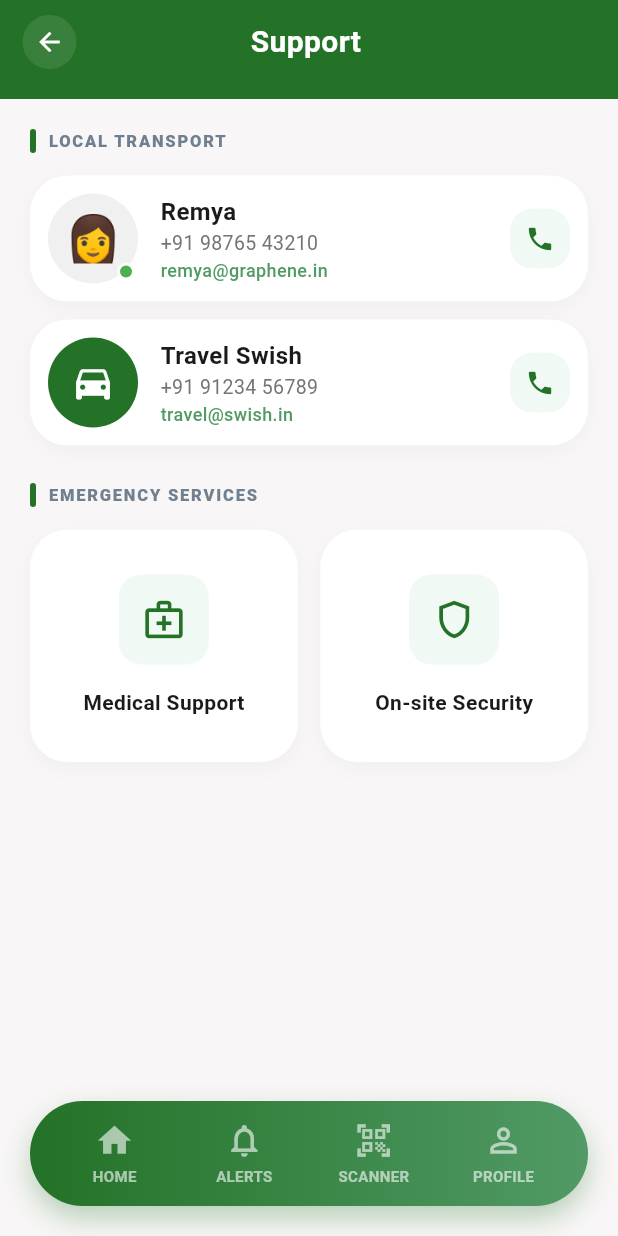
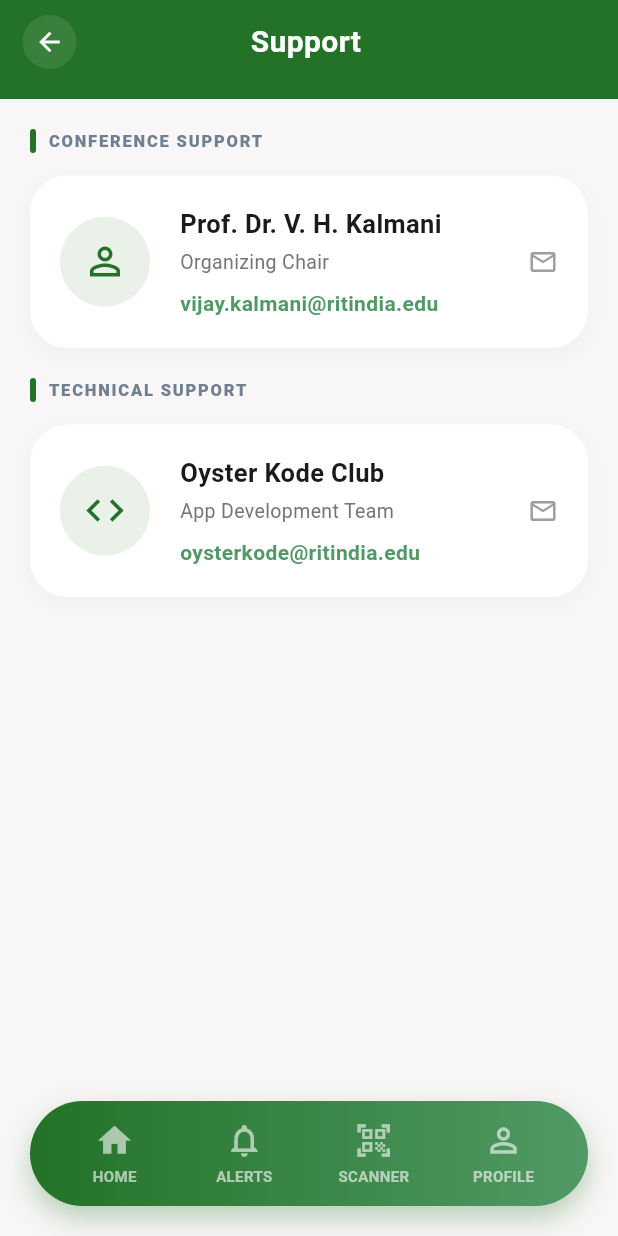
Before and after one commit to OystersKode/ConferenceApp, a Flutter app: the SupportScreen screen opened by its route, on a phone screen of 412 x 824 dp. Run offline on Flutter 3.47's test engine with Material 3 defaults, Android fonts, the phone set to English and light mode, and no system bars; our stand-ins replace cached_network_image, cloud_firestore, firebase_auth, firebase_core, go_router, image_picker and 1 more; missing offline and left inert: cloudinary_public; accounts and stored records are empty.

Commit message:
Logo Icon Support

```diff
--- a/lib/features/dashboard/widgets/header.dart
+++ b/lib/features/dashboard/widgets/header.dart
@@ -65,10 +65,7 @@ class DashboardHeader extends StatelessWidget {
                           letterSpacing: 1.1,
                         ),
                       ),
-                      IconButton(
-                        icon: const Icon(Icons.search, color: Colors.white, size: 28),
-                        onPressed: () {},
-                      ),
+                      const SizedBox(width: 48), // Placeholder to keep the title centered
                     ],
                   ),
                 ),
--- a/lib/screens/event_details/event_details_screen.dart
+++ b/lib/screens/event_details/event_details_screen.dart
@@ -84,7 +84,7 @@ class EventDetailsScreen extends StatelessWidget {
                                 Icon(Icons.calendar_today, color: Colors.white.withOpacity(0.7), size: 14),
                                 const SizedBox(width: 8),
                                 Text(
-                                  '27th & 28th March, 2026 • Pune, India',
+                                  '27th & 28th March, 2026 • Sangli, India',
                                   style: TextStyle(
                                     color: Colors.white.withOpacity(0.9),
                                     fontSize: 14,
--- a/lib/screens/feedback/feedback_screen.dart
+++ b/lib/screens/feedback/feedback_screen.dart
@@ -383,7 +383,7 @@ class _FeedbackScreenState extends State<FeedbackScreen> {
               Icon(Icons.calendar_today, color: Colors.white.withOpacity(0.7), size: 14),
               const SizedBox(width: 8),
               Text(
-                '27th & 28th March, 2026 • Pune, India',
+                '27th & 28th March, 2026 • Sangli, India',
                 style: TextStyle(
                   color: Colors.white.withOpacity(0.9),
                   fontSize: 14,
--- a/lib/screens/participants/participants_screen.dart
+++ b/lib/screens/participants/participants_screen.dart
@@ -158,7 +158,7 @@ class _ParticipantsScreenState extends State<ParticipantsScreen> {
               Icon(Icons.calendar_today, color: Colors.white.withOpacity(0.7), size: 14),
               const SizedBox(width: 8),
               Text(
-                '27th & 28th March, 2026 • Pune, India',
+                '27th & 28th March, 2026 • Sangli, India',
                 style: TextStyle(
                   color: Colors.white.withOpacity(0.9),
                   fontSize: 14,
--- a/lib/screens/schedule/schedule_screen.dart
+++ b/lib/screens/schedule/schedule_screen.dart
@@ -167,7 +167,7 @@ class _ScheduleScreenState extends State<ScheduleScreen> {
               Icon(Icons.calendar_today, color: Colors.white.withOpacity(0.7), size: 14),
               const SizedBox(width: 8),
               Text(
-                '27th & 28th March, 2026 • Pune, India',
+                '27th & 28th March, 2026 • Sangli, India',
                 style: TextStyle(
                   color: Colors.white.withOpacity(0.9),
                   fontSize: 14,
@@ -498,14 +498,10 @@ class _ScheduleScreenState extends State<ScheduleScreen> {
   Widget _buildFeaturedTracksHeader() {
     return Row(
       mainAxisAlignment: MainAxisAlignment.spaceBetween,
-      children: [
-        const Text(
+      children: const [
+        Text(
           'Featured Tracks',
           style: TextStyle(fontSize: 22, fontWeight: FontWeight.w900, color: Color(0xFF1A1A1A)),
-        ),
-        TextButton(
-          onPressed: () {},
-          child: const Text('View All', style: TextStyle(color: AppColors.primary, fontWeight: FontWeight.bold)),
         ),
       ],
     );
--- a/lib/screens/sponsors/sponsors_screen.dart
+++ b/lib/screens/sponsors/sponsors_screen.dart
@@ -118,7 +118,7 @@ class SponsorsScreen extends StatelessWidget {
               Icon(Icons.calendar_today, color: Colors.white.withOpacity(0.7), size: 14),
               const SizedBox(width: 8),
               Text(
-                '27th & 28th March, 2026 • Pune, India',
+                '27th & 28th March, 2026 • Sangli, India',
                 style: TextStyle(
                   color: Colors.white.withOpacity(0.9),
                   fontSize: 14,
--- a/lib/screens/support/support_screen.dart
+++ b/lib/screens/support/support_screen.dart
@@ -7,13 +7,13 @@ import '../../widgets/bottom_navbar.dart';
 class SupportScreen extends StatelessWidget {
   const SupportScreen({super.key});
 
-  Future<void> _makeCall(String phoneNumber) async {
-    final Uri launchUri = Uri(
-      scheme: 'tel',
-      path: phoneNumber,
+  Future<void> _launchEmail(String email) async {
+    final Uri emailLaunchUri = Uri(
+      scheme: 'mailto',
+      path: email,
     );
-    if (await canLaunchUrl(launchUri)) {
-      await launchUrl(launchUri);
+    if (await canLaunchUrl(emailLaunchUri)) {
+      await launchUrl(emailLaunchUri);
     }
   }
 
@@ -28,43 +28,24 @@ class SupportScreen extends StatelessWidget {
             child: ListView(
               padding: const EdgeInsets.symmetric(horizontal: 20, vertical: 20),
               children: [
-                _buildSectionHeader('LOCAL TRANSPORT'),
+                _buildSectionHeader('CONFERENCE SUPPORT'),
                 const SizedBox(height: 15),
-                _buildContactCard(
-                  name: 'Remya',
-                  phone: '+91 98765 43210',
-                  email: 'remya@graphene.in',
-                  avatar: '👩',
-                  isOnline: true,
-                  onCall: () => _makeCall('+919876543210'),
+                _buildSupportCard(
+                  name: 'Prof. Dr. V. H. Kalmani',
+                  email: 'vijay.kalmani@ritindia.edu',
+                  role: 'Organizing Chair',
+                  icon: Icons.person_outline,
+                  onTap: () => _launchEmail('vijay.kalmani@ritindia.edu'),
                 ),
-                const SizedBox(height: 12),
-                _buildContactCard(
-                  name: 'Travel Swish',
-                  phone: '+91 91234 56789',
-                  email: 'travel@swish.in',
-                  icon: Icons.directions_car,
-                  onCall: () => _makeCall('+919123456789'),
-                ),
-                const SizedBox(height: 25),
-                _buildSectionHeader('EMERGENCY SERVICES'),
+                const SizedBox(height: 20),
+                _buildSectionHeader('TECHNICAL SUPPORT'),
                 const SizedBox(height: 15),
-                Row(
-                  children: [
-                    Expanded(
-                      child: _buildSquareServiceCard(
-                        title: 'Medical Support',
-                        icon: Icons.medical_services_outlined,
-                      ),
-                    ),
-                    const SizedBox(width: 15),
-                    Expanded(
-                      child: _buildSquareServiceCard(
-                        title: 'On-site Security',
-                        icon: Icons.shield_outlined,
-                      ),
-                    ),
-                  ],
+                _buildSupportCard(
+                  name: 'Oyster Kode Club',
+                  email: 'oysterkode@ritindia.edu',
+                  role: 'App Development Team',
+                  icon: Icons.code,
+                  onTap: () => _launchEmail('oysterkode@ritindia.edu'),
                 ),
                 const SizedBox(height: 100),
               ],
@@ -142,17 +123,17 @@ class SupportScreen extends StatelessWidget {
     );
   }
 
-  Widget _buildContactCard({
+  Widget _buildSupportCard({
     required String name,
-    required String phone,
     required String email,
-    String? avatar,
-    IconData? icon,
-    bool isOnline = false,
-    required VoidCallback onCall,
+    required String role,
+    required IconData icon,
+    required VoidCallback onTap,
   }) {
-    return Container(
-      padding: const EdgeInsets.all(12),
+    return GestureDetector(
+      onTap: onTap,
+      child: Container(
+        padding: const EdgeInsets.all(20),
         decoration: BoxDecoration(
           color: Colors.white,
           borderRadius: BorderRadius.circular(25),
@@ -166,38 +147,15 @@ class SupportScreen extends StatelessWidget {
         ),
         child: Row(
           children: [
-          Stack(
-            children: [
             Container(
-                width: 60,
-                height: 60,
+              padding: const EdgeInsets.all(15),
               decoration: BoxDecoration(
-                  color: icon != null ? AppColors.primary : const Color(0xFFF0F0F0),
+                color: AppColors.primary.withOpacity(0.1),
                 shape: BoxShape.circle,
               ),
-                child: Center(
-                  child: avatar != null
-                      ? Text(avatar, style: const TextStyle(fontSize: 30))
-                      : Icon(icon, color: Colors.white, size: 30),
+              child: Icon(icon, color: AppColors.primary, size: 30),
             ),
-              ),
-              if (isOnline)
-                Positioned(
-                  right: 2,
-                  bottom: 2,
-                  child: Container(
-                    width: 12,
-                    height: 12,
-                    decoration: BoxDecoration(
-                      color: Colors.green,
-                      shape: BoxShape.circle,
-                      border: Border.all(color: Colors.white, width: 2),
-                    ),
-                  ),
-                ),
-            ],
-          ),
-          const SizedBox(width: 15),
+            const SizedBox(width: 20),
             Expanded(
               child: Column(
                 crossAxisAlignment: CrossAxisAlignment.start,
@@ -206,78 +164,33 @@ class SupportScreen extends StatelessWidget {
                     name,
                     style: const TextStyle(
                       fontWeight: FontWeight.bold,
-                    fontSize: 16,
+                      fontSize: 17,
                       color: Color(0xFF1A1A1A),
                     ),
                   ),
+                  const SizedBox(height: 4),
                   Text(
-                  phone,
+                    role,
                     style: TextStyle(
                       color: Colors.grey.shade600,
                       fontSize: 13,
                     ),
                   ),
+                  const SizedBox(height: 8),
                   Text(
                     email,
                     style: const TextStyle(
                       color: AppColors.secondary,
-                    fontSize: 12,
-                    fontWeight: FontWeight.w500,
+                      fontSize: 14,
+                      fontWeight: FontWeight.w600,
                     ),
                   ),
                 ],
               ),
             ),
-          GestureDetector(
-            onTap: onCall,
-            child: Container(
-              padding: const EdgeInsets.all(10),
-              decoration: BoxDecoration(
-                color: const Color(0xFFF0F9F4),
-                borderRadius: BorderRadius.circular(15),
-              ),
-              child: const Icon(Icons.phone, color: AppColors.primary, size: 20),
-            ),
-          ),
+            const Icon(Icons.email_outlined, color: Colors.grey, size: 20),
           ],
         ),
-    );
-  }
-
-  Widget _buildSquareServiceCard({required String title, required IconData icon}) {
-    return Container(
-      padding: const EdgeInsets.symmetric(vertical: 30),
-      decoration: BoxDecoration(
-        color: Colors.white,
-        borderRadius: BorderRadius.circular(25),
-        boxShadow: [
-          BoxShadow(
-            color: Colors.black.withOpacity(0.03),
-            blurRadius: 10,
-            offset: const Offset(0, 4),
-          ),
-        ],
-      ),
-      child: Column(
-        children: [
-          Container(
-            padding: const EdgeInsets.all(15),
-            decoration: BoxDecoration(
-              color: const Color(0xFFF0F9F4),
-              borderRadius: BorderRadius.circular(15),
-            ),
-            child: Icon(icon, color: AppColors.primary, size: 30),
-          ),
-          const SizedBox(height: 15),
-          Text(
-            title,
-            style: const TextStyle(
-              fontWeight: FontWeight.bold,
-              fontSize: 14,
-              color: Color(0xFF1A1A1A),
-            ),
-          ),
-        ],
       ),
     );
   }
```
Also changed, not shown: pubspec.yaml (+7 -0 lines), pubspec.lock, 29 other files. Lines whose indentation alone changed are shown as unchanged.
